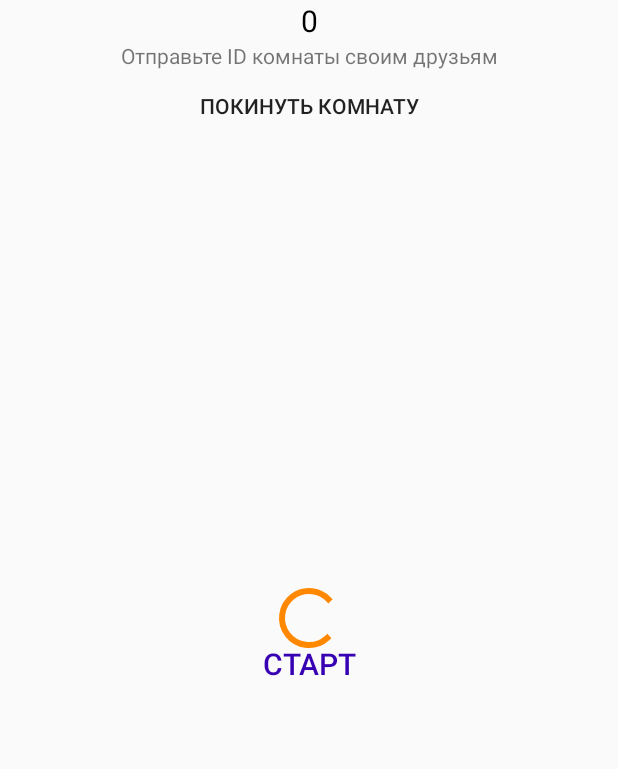
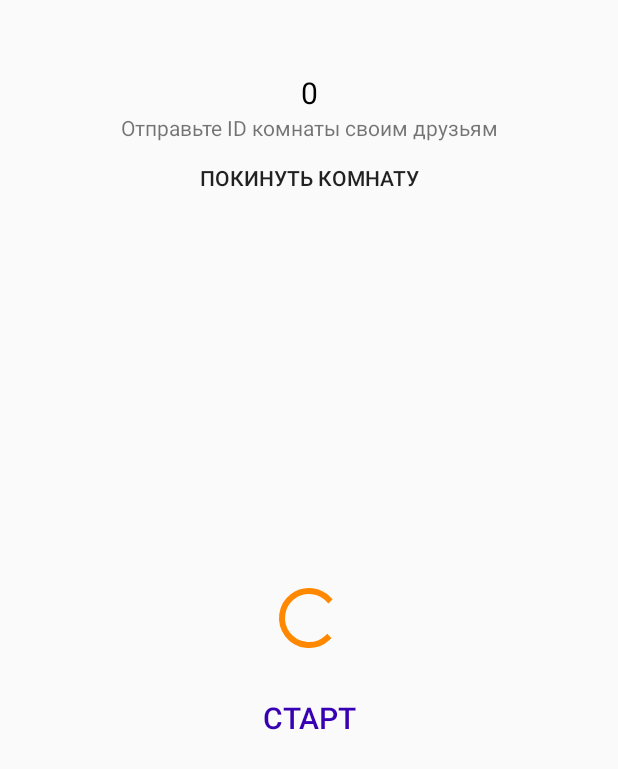
Before and after one commit to karvetskiy/alias-client, an Android app: the RoomActivity screen opened directly, with no data from a screen before it, on a phone screen of 412 x 824 dp. Shown: the top 769 px of the screen. Run offline under Robolectric (Android 15) with nearby library versions, the phone set to English and light mode, and no system bars; our stand-ins replace ButterKnife, RxJava; libraries missing offline, so code that uses them is left out: com.grapesnberries.curllogger; 4 statements that could not run were skipped.

Commit message:
version 0.1.2 *added space because bangs covered the room ID

```diff
--- a/app/src/main/res/layout/activity_room.xml
+++ b/app/src/main/res/layout/activity_room.xml
@@ -10,6 +10,7 @@
         android:id="@+id/tvRoom"
         android:layout_width="wrap_content"
         android:layout_height="wrap_content"
+        android:layout_marginTop="48dp"
         android:textColor="#000000"
         android:textSize="20sp"
         app:layout_constraintEnd_toEndOf="parent"
@@ -42,6 +43,7 @@
         android:layout_width="wrap_content"
         android:layout_height="wrap_content"
         android:layout_marginTop="64dp"
+        android:gravity="center"
         android:textColor="#000000"
         android:textSize="35sp"
         app:layout_constraintEnd_toEndOf="parent"
```
Also changed, not shown: app/src/main/java/com/example/alias_client/RoomActivity.kt (+11 -2 lines).
